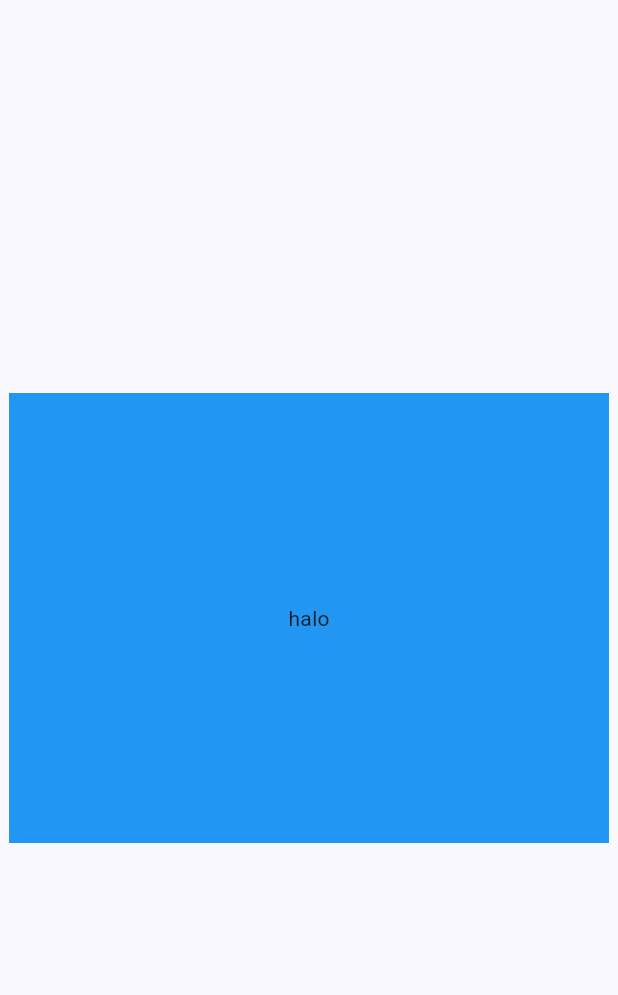
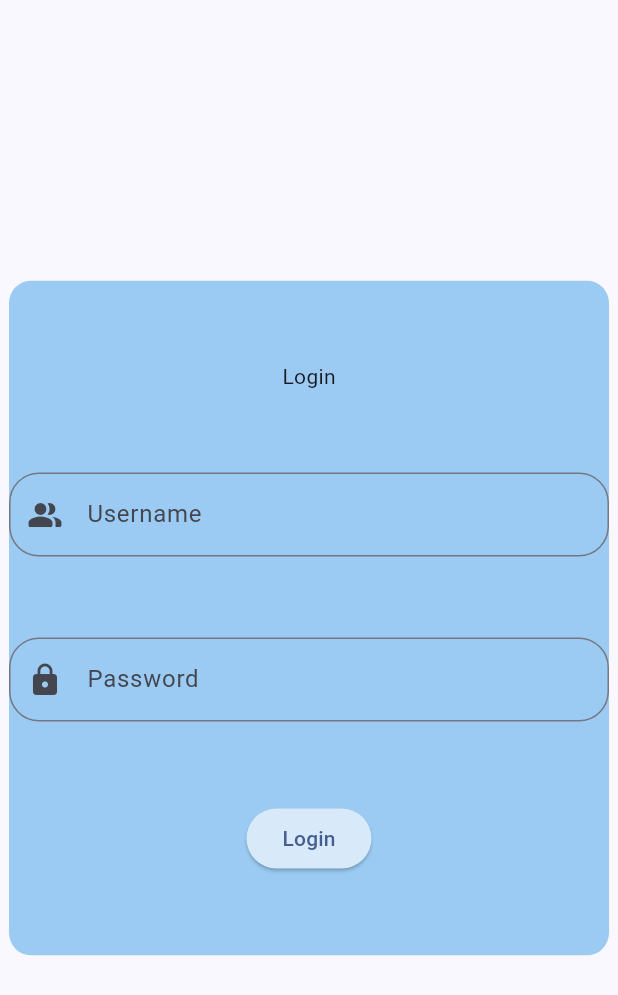
Before and after one commit to AlfianHanifFY/Flutter-Project, a Flutter app: the screen it shows after launch, on a phone screen of 412 x 824 dp. Shown: the top 995 px of the screen. Run offline on Flutter 3.47's test engine with Material 3 defaults, Android fonts, the phone set to English and light mode, and no system bars; our stand-ins replace get.

Commit message:
update login screen

```diff
--- a/lib/screen/login.dart
+++ b/lib/screen/login.dart
@@ -1,6 +1,7 @@
-// ignore_for_file: prefer_const_constructors, prefer_const_literals_to_create_immutables
+// ignore_for_file: prefer_const_constructors, prefer_const_literals_to_create_immutables, sort_child_properties_last
 
 import 'package:flutter/material.dart';
+import 'package:flutter/widgets.dart';
 
 class Login extends StatefulWidget {
   const Login({super.key});
@@ -14,14 +15,47 @@ class _LoginState extends State<Login> {
   Widget build(BuildContext context) {
     return Scaffold(
       body: Center(
-        child: Container(
-          color: Colors.blue,
-          width: 400,
-          height: 300,
-          child: Row(
-            mainAxisAlignment: MainAxisAlignment.center,
-            crossAxisAlignment: CrossAxisAlignment.center,
-            children: [Text('halo')],
+        child: ClipRRect(
+          borderRadius: BorderRadius.circular(15),
+          child: Container(
+            color: const Color.fromARGB(255, 155, 203, 243),
+            width: 400,
+            height: 450,
+            child: Column(
+              mainAxisAlignment: MainAxisAlignment.spaceEvenly,
+              crossAxisAlignment: CrossAxisAlignment.center,
+              children: [
+                Text('Login'),
+                TextField(
+                  decoration: InputDecoration(
+                    border: OutlineInputBorder(
+                        borderRadius: BorderRadius.circular(20)),
+                    labelText: 'Username',
+                    prefixIcon: Icon(Icons.people_alt_rounded),
+                  ),
+                ),
+                TextField(
+                  decoration: InputDecoration(
+                    labelText: 'Password',
+                    border: OutlineInputBorder(
+                      borderRadius: BorderRadius.circular(20),
+                    ),
+                    prefixIcon: Icon(Icons.lock),
+                  ),
+                  obscureText: true,
+                ),
+                ElevatedButton(
+                  onPressed: () {
+                    // Perform action on button press
+                  },
+                  child: Text('Login'),
+                  style: ButtonStyle(
+                    backgroundColor: MaterialStateProperty.all(
+                        const Color.fromARGB(255, 216, 234, 249)),
+                  ),
+                ),
+              ],
+            ),
           ),
         ),
       ),
```
